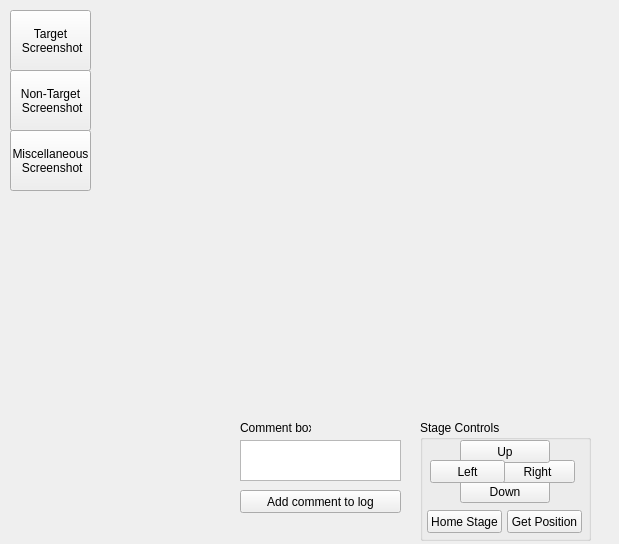
This is LCL.ui in mkdryden/LCL_software as Qt 5 draws it before an edit. The edited form follows.
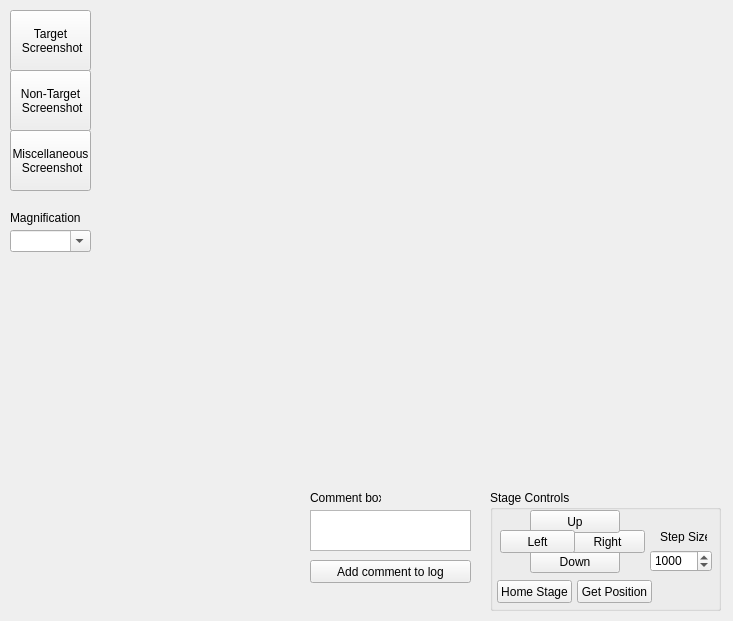
This is the edited form.

The edit to the form file:
```diff
--- a/LCL.ui
+++ b/LCL.ui
@@ -6,8 +6,8 @@
    <rect>
     <x>0</x>
     <y>0</y>
-    <width>619</width>
-    <height>544</height>
+    <width>733</width>
+    <height>621</height>
    </rect>
   </property>
   <property name="windowTitle">
@@ -19,8 +19,8 @@
      <rect>
       <x>100</x>
       <y>0</y>
-      <width>501</width>
-      <height>411</height>
+      <width>621</width>
+      <height>481</height>
      </rect>
     </property>
     <layout class="QVBoxLayout" name="verticalLayout"/>
@@ -83,8 +83,8 @@
    <widget class="QTextEdit" name="comment_box">
     <property name="geometry">
      <rect>
-      <x>240</x>
-      <y>440</y>
+      <x>310</x>
+      <y>510</y>
       <width>161</width>
       <height>41</height>
      </rect>
@@ -93,9 +93,9 @@
    <widget class="QGroupBox" name="groupBox">
     <property name="geometry">
      <rect>
-      <x>420</x>
-      <y>420</y>
-      <width>171</width>
+      <x>490</x>
+      <y>490</y>
+      <width>231</width>
       <height>121</height>
      </rect>
     </property>
@@ -180,12 +180,53 @@
       <string>Get Position</string>
      </property>
     </widget>
+    <widget class="QDoubleSpinBox" name="step_size_doublespin_box">
+     <property name="geometry">
+      <rect>
+       <x>160</x>
+       <y>60</y>
+       <width>62</width>
+       <height>22</height>
+      </rect>
+     </property>
+     <property name="focusPolicy">
+      <enum>Qt::ClickFocus</enum>
+     </property>
+     <property name="decimals">
+      <number>0</number>
+     </property>
+     <property name="minimum">
+      <double>50.000000000000000</double>
+     </property>
+     <property name="maximum">
+      <double>10000.000000000000000</double>
+     </property>
+     <property name="singleStep">
+      <double>50.000000000000000</double>
+     </property>
+     <property name="value">
+      <double>1000.000000000000000</double>
+     </property>
+    </widget>
+    <widget class="QLabel" name="step_size_label">
+     <property name="geometry">
+      <rect>
+       <x>170</x>
+       <y>40</y>
+       <width>47</width>
+       <height>13</height>
+      </rect>
+     </property>
+     <property name="text">
+      <string>Step Size</string>
+     </property>
+    </widget>
    </widget>
    <widget class="QLabel" name="comment_box_label">
     <property name="geometry">
      <rect>
-      <x>240</x>
-      <y>420</y>
+      <x>310</x>
+      <y>490</y>
       <width>71</width>
       <height>16</height>
      </rect>
@@ -197,8 +238,8 @@
    <widget class="QPushButton" name="user_comment_button">
     <property name="geometry">
      <rect>
-      <x>240</x>
-      <y>490</y>
+      <x>310</x>
+      <y>560</y>
       <width>161</width>
       <height>23</height>
      </rect>
@@ -207,6 +248,38 @@
      <string>Add comment to log</string>
     </property>
    </widget>
+   <widget class="QComboBox" name="magnification_combobox">
+    <property name="geometry">
+     <rect>
+      <x>10</x>
+      <y>230</y>
+      <width>81</width>
+      <height>22</height>
+     </rect>
+    </property>
+    <property name="focusPolicy">
+     <enum>Qt::NoFocus</enum>
+    </property>
+    <property name="editable">
+     <bool>true</bool>
+    </property>
+    <property name="currentText">
+     <string extracomment="4x"/>
+    </property>
+   </widget>
+   <widget class="QLabel" name="magnification_label">
+    <property name="geometry">
+     <rect>
+      <x>10</x>
+      <y>210</y>
+      <width>71</width>
+      <height>16</height>
+     </rect>
+    </property>
+    <property name="text">
+     <string>Magnification</string>
+    </property>
+   </widget>
   </widget>
  </widget>
  <resources/>
```
Left out of the diff: 33 changed lines with no effect on the pictures.
